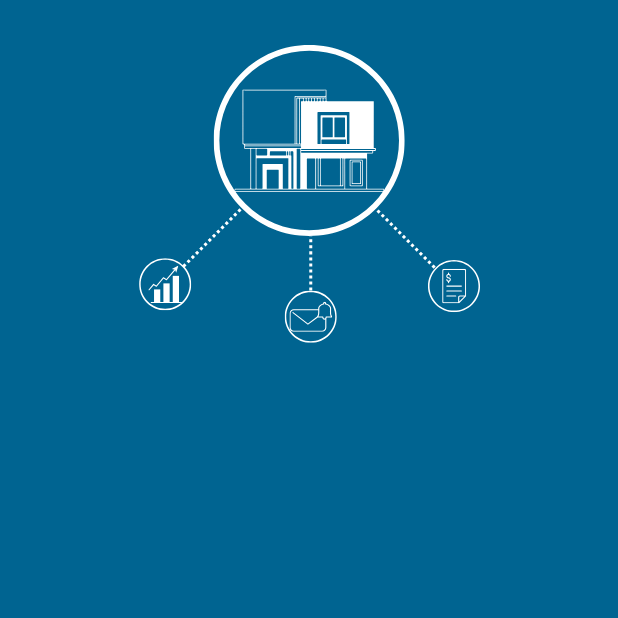
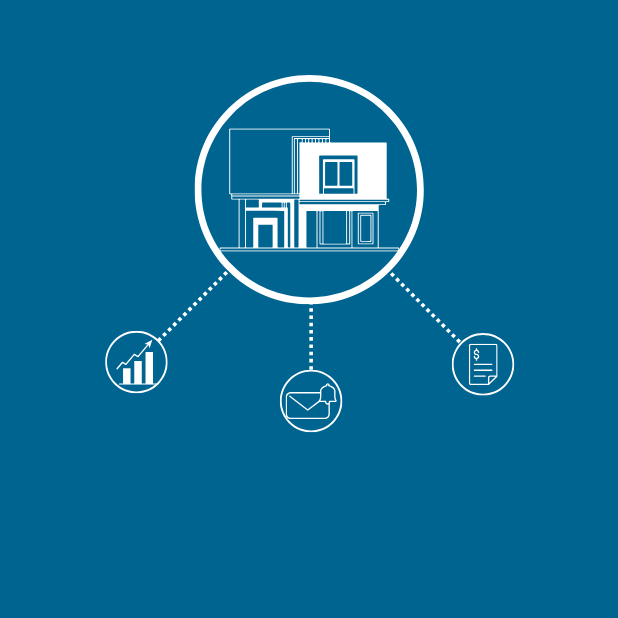
Before and after one commit to udityaprakash/Foodora-Seller-App, a Flutter app: the screen it shows after launch, after a tap on "LOGIN", on a phone screen of 412 x 824 dp, the top half of it. Run offline on Flutter 3.47's test engine with Material 2 defaults, Android fonts, the phone set to English and light mode, and no system bars; our stand-ins replace flutter_svg.

Commit message:
unused imports removed

```diff
--- a/lib/screens/homepage/homepage.dart
+++ b/lib/screens/homepage/homepage.dart
@@ -3,7 +3,6 @@
 import 'dart:ui';
 
 import 'package:flutter/material.dart';
-import 'package:flutter_svg/flutter_svg.dart';
 import 'package:foodora_seller/screens/homepage/newsellerpage.dart';
 import '../desigining.dart';
 import 'loginpage.dart';
--- a/lib/screens/homepage/loginpage.dart
+++ b/lib/screens/homepage/loginpage.dart
@@ -1,5 +1,4 @@
 import 'package:flutter/material.dart';
-import 'package:flutter_svg/svg.dart';
 import 'package:foodora_seller/screens/desigining.dart';
 class Loginpage extends StatefulWidget {
   const Loginpage({super.key});
@@ -14,12 +13,14 @@ class _LoginpageState extends State<Loginpage> {
     return Scaffold(body: Container(
       width: MediaQuery.of(context).size.width,
       height: MediaQuery.of(context).size.height ,
-      padding: EdgeInsets.fromLTRB(10,30.0,10,10),
+      padding: EdgeInsets.fromLTRB(10,50.0,10,10),
       child: Column(
         children: [
-          svggenerator(250,250,
+          svggenerator(300,300,
                   'assets/svg/loginpageicon.svg',
-                ),
+          ),
+
+
         ],
       ),
     )
```
